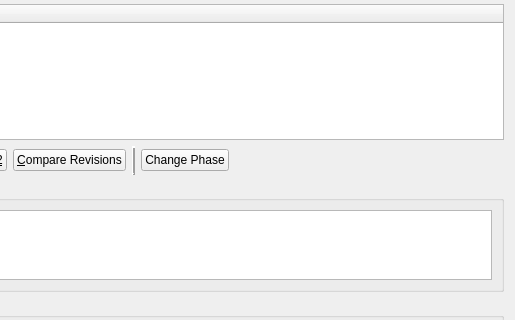
Qt form Plugins/VcsPlugins/vcsMercurial/HgLogBrowserDialog.ui (testmana2/test) before a commit; both pictures show x 485 to 1000 and y 365 to 685 of the 1000 by 800 pixel window.
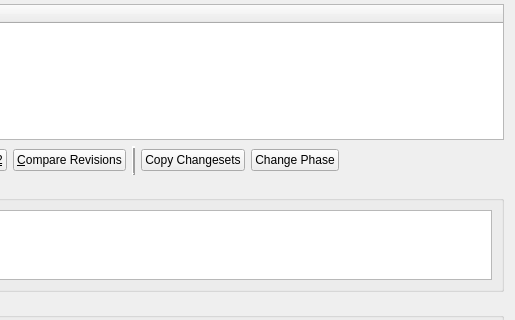
The same form after that commit. Custom widgets are drawn as their Qt base class.

Commit message: Added a 'Copy Changesets' button to the Mercurial log browser dialog. (grafted from eb9472947653ae92050ebeaff5601688cc9a78a9)

```diff
--- a/Plugins/VcsPlugins/vcsMercurial/HgLogBrowserDialog.ui
+++ b/Plugins/VcsPlugins/vcsMercurial/HgLogBrowserDialog.ui
@@ -342,6 +342,16 @@
        </property>
       </widget>
      </item>
+     <item>
+      <widget class="QPushButton" name="graftButton">
+       <property name="toolTip">
+        <string>Press to copy the selected changesets to the current branch</string>
+       </property>
+       <property name="text">
+        <string>Copy Changesets</string>
+       </property>
+      </widget>
+     </item>
      <item>
       <widget class="QPushButton" name="phaseButton">
        <property name="toolTip">
```
Left out of the diff: 3 changed lines with no effect on the pictures. The commit also changes 19 other files.
